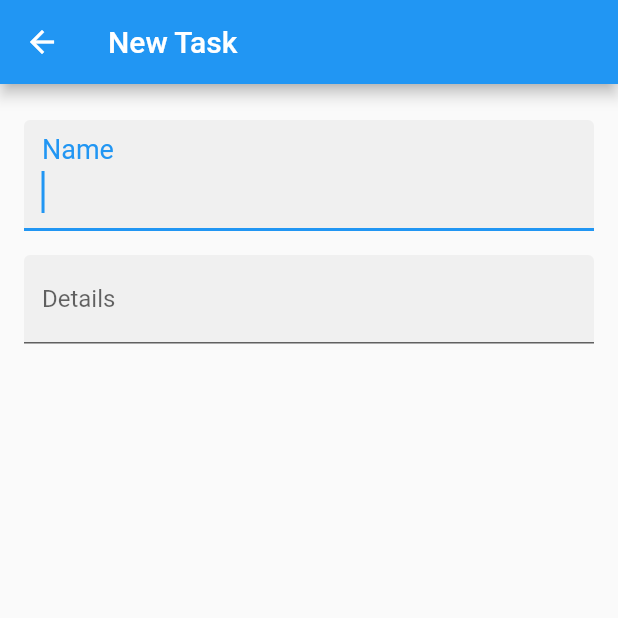
After one commit to zliide/flutter_todo, a Flutter app: the TaskDialog screen opened directly, on a phone screen of 412 x 824 dp, the top half of it. The commit adds this screen. Run offline on Flutter 3.47's test engine with Material 2 defaults, Android fonts, the phone set to English and light mode, and no system bars.

Commit message:
Add task dialog

```diff
--- /dev/null
+++ b/lib/task_dialog.dart
@@ -0,0 +1,60 @@
+import 'package:flutter/material.dart';
+
+import 'model.dart';
+
+class TaskDialog extends StatefulWidget {
+  @override
+  _TaskDialogState createState() => _TaskDialogState();
+}
+
+class _TaskDialogState extends State<TaskDialog> {
+  String _taskName = '';
+  String _taskDetails;
+
+  void _save() {
+    final task = _taskName.isNotEmpty ? Task(_taskName, _taskDetails) : null;
+    Navigator.of(context).pop(task);
+  }
+
+  @override
+  Widget build(BuildContext context) {
+    final ThemeData theme = Theme.of(context);
+
+    return Scaffold(
+      appBar: AppBar(
+        title: Text('New Task'),
+      ),
+      body: Form(
+        child: ListView(
+          padding: const EdgeInsets.all(16.0),
+          children: <Widget>[
+            Container(
+              padding: const EdgeInsets.symmetric(vertical: 8.0),
+              alignment: Alignment.bottomLeft,
+              child: TextField(
+                decoration: const InputDecoration(
+                  labelText: 'Name',
+                  filled: true,
+                ),
+                style: theme.textTheme.headline,
+                onChanged: (value) => _taskName = value,
+                autofocus: true,
+              ),
+            ),
+            Container(
+              padding: const EdgeInsets.symmetric(vertical: 8.0),
+              alignment: Alignment.bottomLeft,
+              child: TextField(
+                decoration: const InputDecoration(
+                  labelText: 'Details',
+                  filled: true,
+                ),
+                onChanged: (value) => _taskDetails = value,
+              ),
+            ),
+          ],
+        ),
+      ),
+    );
+  }
+}
```
Also changed, not shown: lib/task_list.dart (+16 -2 lines).
